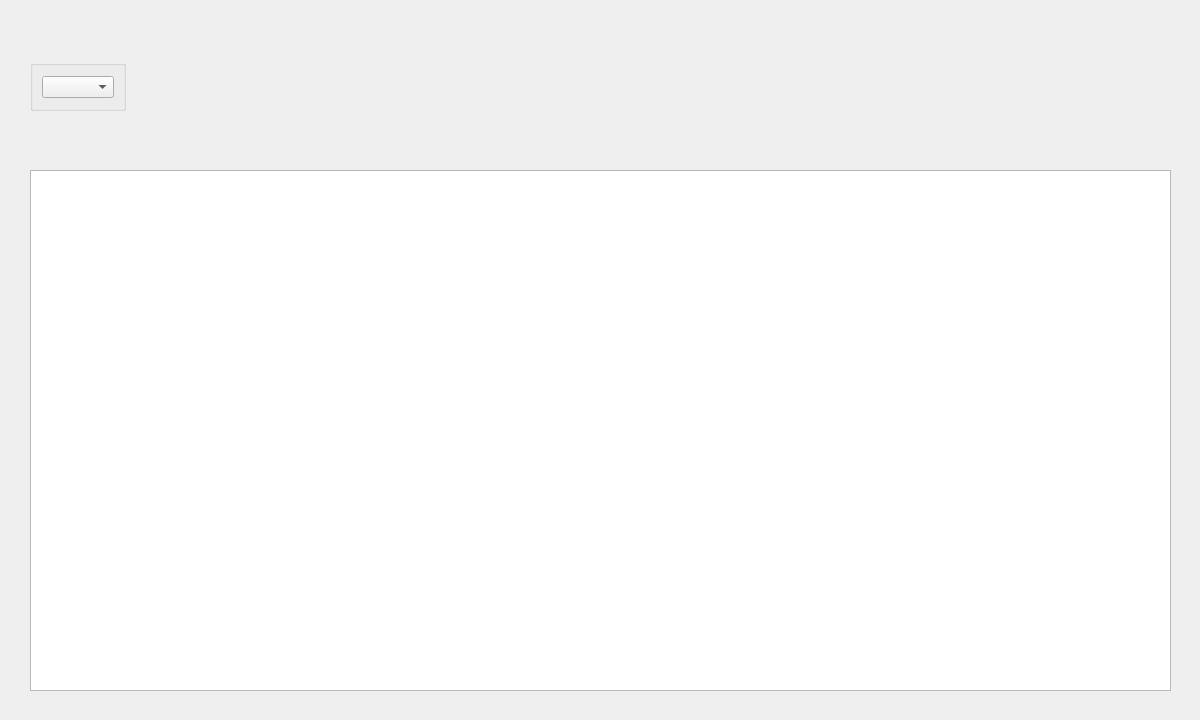
Old version of the form untitled52/general_statistic_w.ui in the repository 0schweps0/studhelper.
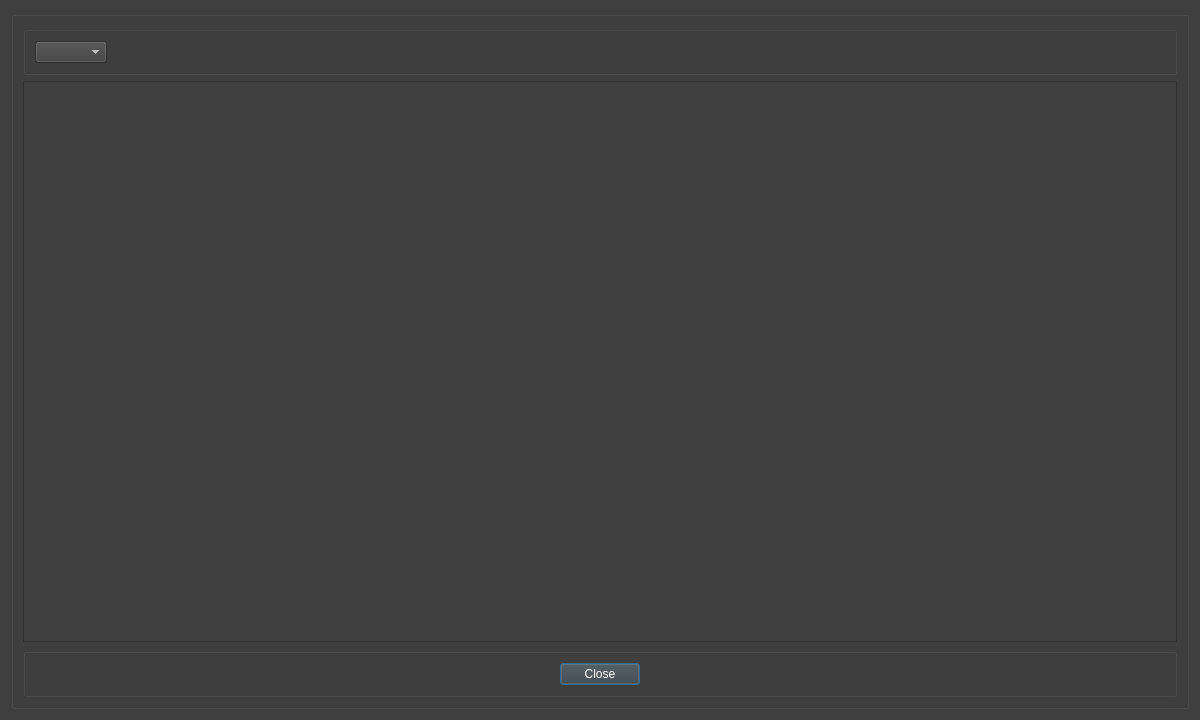
New version of the form. Icons and pictures are not drawn.

Patch:
```diff
--- a/untitled52/general_statistic_w.ui
+++ b/untitled52/general_statistic_w.ui
@@ -13,34 +13,95 @@
   <property name="windowTitle">
    <string>Dialog</string>
   </property>
-  <widget class="QTextBrowser" name="textBrowser">
-   <property name="geometry">
-    <rect>
-     <x>30</x>
-     <y>170</y>
-     <width>1141</width>
-     <height>521</height>
-    </rect>
-   </property>
-  </widget>
-  <widget class="QGroupBox" name="groupBox">
-   <property name="geometry">
-    <rect>
-     <x>30</x>
-     <y>60</y>
-     <width>96</width>
-     <height>51</height>
-    </rect>
-   </property>
-   <property name="title">
-    <string/>
-   </property>
-   <layout class="QVBoxLayout" name="verticalLayout">
-    <item>
-     <widget class="QComboBox" name="comboBox"/>
-    </item>
-   </layout>
-  </widget>
+  <property name="styleSheet">
+   <string notr="true">background-color: rgb(63, 63, 63);
+background-image: url(:/img/hse.png);
+color: rgb(255, 255, 255);</string>
+  </property>
+  <layout class="QHBoxLayout" name="horizontalLayout_3">
+   <item>
+    <widget class="QGroupBox" name="groupBox_2">
+     <property name="title">
+      <string/>
+     </property>
+     <layout class="QVBoxLayout" name="verticalLayout">
+      <item>
+       <widget class="QGroupBox" name="groupBox">
+        <property name="title">
+         <string/>
+        </property>
+        <layout class="QHBoxLayout" name="horizontalLayout">
+         <item>
+          <widget class="QComboBox" name="comboBox"/>
+         </item>
+         <item>
+          <spacer name="horizontalSpacer">
+           <property name="orientation">
+            <enum>Qt::Orientation::Horizontal</enum>
+           </property>
+           <property name="sizeHint" stdset="0">
+            <size>
+             <width>40</width>
+             <height>20</height>
+            </size>
+           </property>
+          </spacer>
+         </item>
+        </layout>
+       </widget>
+      </item>
+      <item>
+       <widget class="QTextBrowser" name="textBrowser"/>
+      </item>
+      <item>
+       <widget class="QGroupBox" name="groupBox_3">
+        <property name="title">
+         <string/>
+        </property>
+        <layout class="QHBoxLayout" name="horizontalLayout_2">
+         <item>
+          <spacer name="horizontalSpacer_2">
+           <property name="orientation">
+            <enum>Qt::Orientation::Horizontal</enum>
+           </property>
+           <property name="sizeHint" stdset="0">
+            <size>
+             <width>521</width>
+             <height>20</height>
+            </size>
+           </property>
+          </spacer>
+         </item>
+         <item>
+          <widget class="QPushButton" name="pushButton">
+           <property name="styleSheet">
+            <string notr="true"/>
+           </property>
+           <property name="text">
+            <string>Close</string>
+           </property>
+          </widget>
+         </item>
+         <item>
+          <spacer name="horizontalSpacer_3">
+           <property name="orientation">
+            <enum>Qt::Orientation::Horizontal</enum>
+           </property>
+           <property name="sizeHint" stdset="0">
+            <size>
+             <width>520</width>
+             <height>20</height>
+            </size>
+           </property>
+          </spacer>
+         </item>
+        </layout>
+       </widget>
+      </item>
+     </layout>
+    </widget>
+   </item>
+  </layout>
  </widget>
  <resources/>
  <connections/>
```
